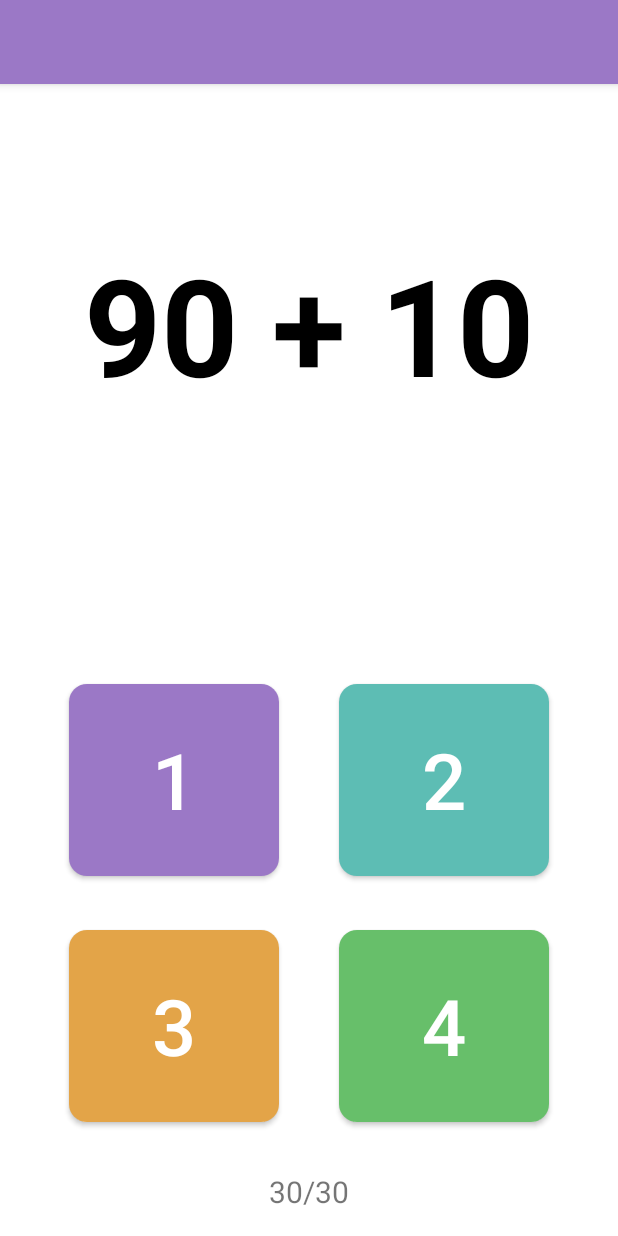
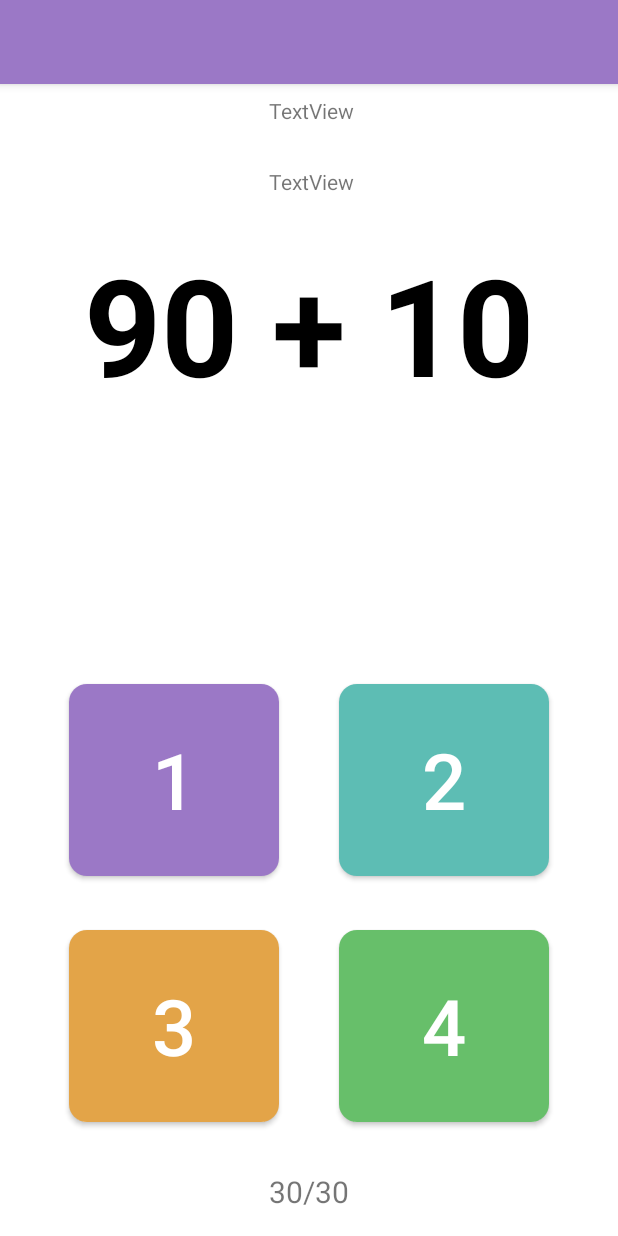
Before and after one commit to lukemjohnston/RefineMath, an Android app: the layout activity_game.xml on its own in the app's theme, with its tools: preview values and no code run, on a phone screen of 412 x 824 dp. Run offline under Robolectric (Android 15) with nearby library versions, the light colour scheme and no system bars.

Commit message:
main dialog functionality

```diff
--- a/app/src/main/res/layout/activity_game.xml
+++ b/app/src/main/res/layout/activity_game.xml
@@ -92,5 +92,25 @@
         app:layout_constraintEnd_toEndOf="parent"
         app:layout_constraintStart_toStartOf="parent" />
 
+    <TextView
+        android:id="@+id/textView6"
+        android:layout_width="wrap_content"
+        android:layout_height="wrap_content"
+        android:layout_marginStart="179dp"
+        android:layout_marginTop="8dp"
+        android:text="TextView"
+        app:layout_constraintStart_toStartOf="parent"
+        app:layout_constraintTop_toBottomOf="@+id/toolbar" />
+
+    <TextView
+        android:id="@+id/textView7"
+        android:layout_width="wrap_content"
+        android:layout_height="wrap_content"
+        android:layout_marginStart="179dp"
+        android:layout_marginTop="28dp"
+        android:text="TextView"
+        app:layout_constraintStart_toStartOf="parent"
+        app:layout_constraintTop_toBottomOf="@+id/textView6" />
+
 
 </androidx.constraintlayout.widget.ConstraintLayout>
--- a/app/src/main/res/layout/dialog_fragment.xml
+++ b/app/src/main/res/layout/dialog_fragment.xml
@@ -61,6 +61,7 @@
 
 
         <RadioGroup
+            android:id="@+id/radio_group2"
             android:layout_width="wrap_content"
             android:layout_height="wrap_content"
             android:checkedButton="@id/radio10">
@@ -85,10 +86,9 @@
         </RadioGroup>
 
         <Button
-            android:id="@+id/button3"
+            android:id="@+id/startGame"
             android:layout_width="200dp"
             android:layout_height="wrap_content"
-            android:onClick="startGame"
             android:text="Start Game"
             android:theme="@style/Button.green" />
 
```
Also changed, not shown: app/src/main/java/com/example/mathflash/MainActivity.java (+26 -5 lines), app/src/main/java/com/example/mathflash/MainDialogFragment.java (added, +66 -0 lines), app/src/main/java/com/example/mathflash/MainDialogListener.java (added, +7 -0 lines), app/src/main/java/com/example/mathflash/MyMainFragment.java (deleted, +0 -20 lines), app/src/main/java/com/example/mathflash/game.java (+10 -1 lines).
